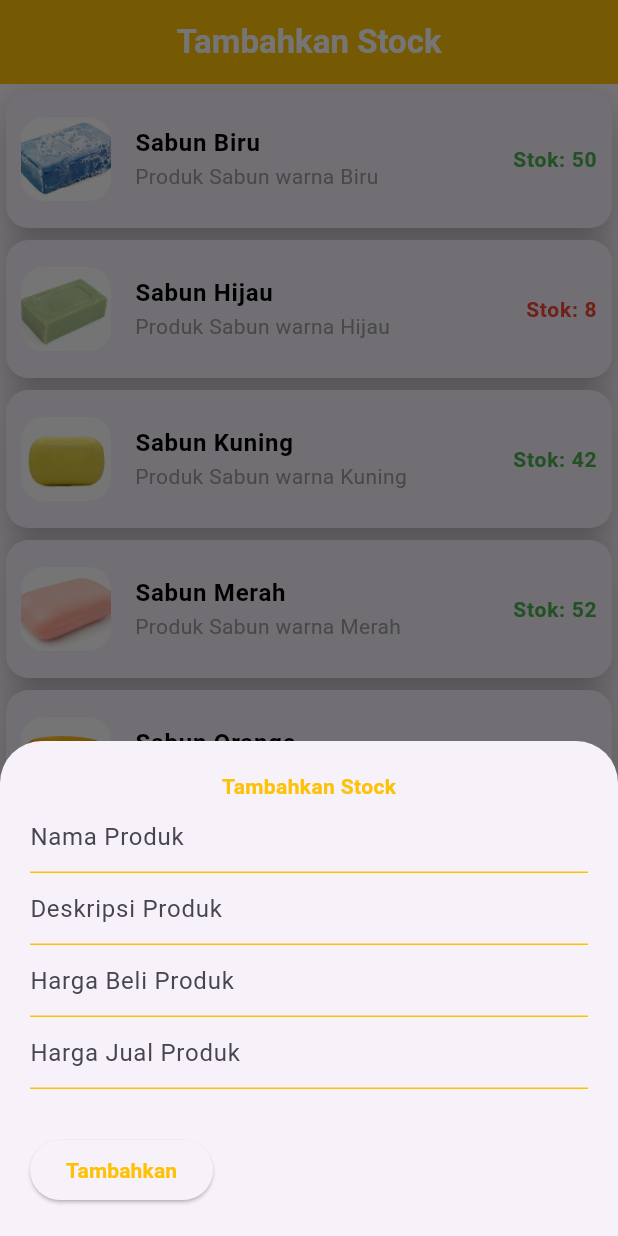
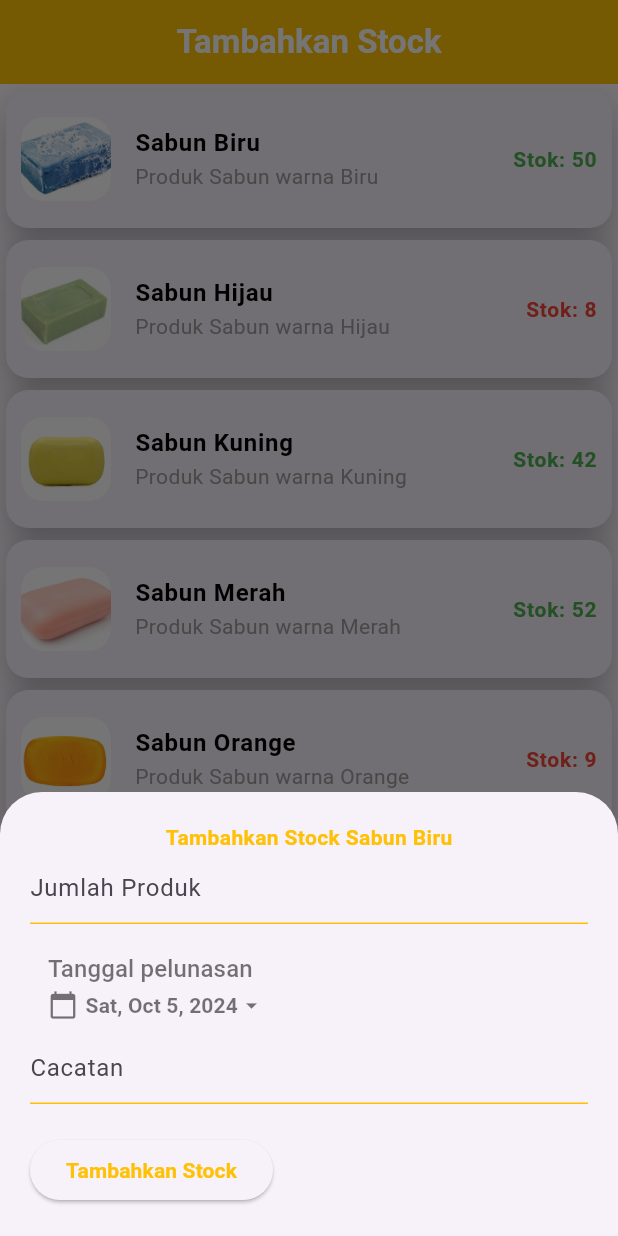
Before and after one commit to Pangestufp/utsmobileprogkelompok_1, a Flutter app: the TambahkanStock screen opened directly, after a tap on "Sabun Biru", on a phone screen of 412 x 824 dp. Run offline on Flutter 3.47's test engine with Material 3 defaults, Android fonts, the phone set to English and light mode, and no system bars; drawn by our look-alikes of flutter_animate; our stand-ins replace curved_navigation_bar, image_picker, lottie; missing offline and left inert: bounce_tapper.

Commit message:
inventory stock

```diff
--- a/lib/pages/inventaris/tambahkanStock.dart
+++ b/lib/pages/inventaris/tambahkanStock.dart
@@ -1,6 +1,7 @@
 import 'package:bounce_tapper/bounce_tapper.dart';
 import 'package:flutter/material.dart';
 import 'package:flutter_animate/flutter_animate.dart';
+import 'package:intl/intl.dart';
 
 class TambahkanStock extends StatefulWidget {
   const TambahkanStock({super.key});
@@ -10,8 +11,8 @@ class TambahkanStock extends StatefulWidget {
 }
 
 class _TambahkanStockState extends State<TambahkanStock> {
-
-
+  bool? _statusPembayaran=false;
+  DateTime? _selectedDate;
   Future<DateTime> _selectDate(DateTime selectedDate) async {
     DateTime _initialDate = selectedDate;
     final DateTime? _pickedDate = await showDatePicker(
@@ -34,7 +35,15 @@ class _TambahkanStockState extends State<TambahkanStock> {
     return selectedDate;
   }
 
-  void _createOrUpdateItem() {
+  @override
+  void initState() {
+    // TODO: implement initState
+    _selectedDate = DateTime.now();
+    super.initState();
+  }
+
+
+  void _editStock(String name) {
     showModalBottomSheet(
       isScrollControlled: true,
       context: context,
@@ -53,55 +62,11 @@ class _TambahkanStockState extends State<TambahkanStock> {
                 mainAxisSize: MainAxisSize.min,
                 crossAxisAlignment: CrossAxisAlignment.start,
                 children: [
-                  Center(child: Text("Tambahkan Stock",style: TextStyle(color: Colors.amber,fontWeight: FontWeight.bold),)),
-                  TextFormField(
-                      decoration: InputDecoration(
-                        hintText: "Nama Produk",
-                        enabledBorder: UnderlineInputBorder(
-                            borderSide:
-                            BorderSide(color: Colors.amber, width: 1)),
-                        focusedBorder: UnderlineInputBorder(
-                            borderSide:
-                            BorderSide(color: Colors.amber, width: 1)),
-                        errorBorder: UnderlineInputBorder(
-                            borderSide:
-                            BorderSide(color: Colors.amber, width: 1)),
-                        focusedErrorBorder: UnderlineInputBorder(
-                            borderSide:
-                            BorderSide(color: Colors.amber, width: 1)),
-                      ),
-                      validator: (value) {
-                        if (value!.isEmpty || value == null) {
-                          return "Nama produk tidak boleh kosong";
-                        }
-                        return null;
-                      }),
-                  TextFormField(
-                      decoration: InputDecoration(
-                        hintText: "Deskripsi Produk",
-                        enabledBorder: UnderlineInputBorder(
-                            borderSide:
-                            BorderSide(color: Colors.amber, width: 1)),
-                        focusedBorder: UnderlineInputBorder(
-                            borderSide:
-                            BorderSide(color: Colors.amber, width: 1)),
-                        errorBorder: UnderlineInputBorder(
-                            borderSide:
-                            BorderSide(color: Colors.amber, width: 1)),
-                        focusedErrorBorder: UnderlineInputBorder(
-                            borderSide:
-                            BorderSide(color: Colors.amber, width: 1)),
-                      ),
-                      validator: (value) {
-                        if (value!.isEmpty || value == null) {
-                          return "Deskripsi produk tidak boleh kosong";
-                        }
-                        return null;
-                      }),
+                  Center(child: Text("Edit Stock "+name,style: TextStyle(color: Colors.red,fontWeight: FontWeight.bold),)),
                   TextFormField(
                     keyboardType: TextInputType.number,
                     decoration: InputDecoration(
-                      hintText: "Harga Beli Produk",
+                      hintText: "Jumlah Produk",
                       enabledBorder: UnderlineInputBorder(
                           borderSide:
                           BorderSide(color: Colors.amber, width: 1)),
@@ -117,7 +82,7 @@ class _TambahkanStockState extends State<TambahkanStock> {
                     ),
                     validator: (value) {
                       if (value == null || value.isEmpty) {
-                        return "Harga Beli tidak boleh kosong";
+                        return "Jumlah tidak boleh kosong";
                       }
                       if (!RegExp(r'^[1-9][0-9]*$').hasMatch(value)) {
                         return "Hanya angka bulat positif yang diperbolehkan";
@@ -126,9 +91,63 @@ class _TambahkanStockState extends State<TambahkanStock> {
                     },
                   ),
                   TextFormField(
+                    decoration: InputDecoration(
+                      hintText: "Cacatan",
+                      enabledBorder: UnderlineInputBorder(
+                          borderSide:
+                          BorderSide(color: Colors.amber, width: 1)),
+                      focusedBorder: UnderlineInputBorder(
+                          borderSide:
+                          BorderSide(color: Colors.amber, width: 1)),
+                      errorBorder: UnderlineInputBorder(
+                          borderSide:
+                          BorderSide(color: Colors.amber, width: 1)),
+                      focusedErrorBorder: UnderlineInputBorder(
+                          borderSide:
+                          BorderSide(color: Colors.amber, width: 1)),
+                    ),
+                  ),
+                  SizedBox(height: 20),
+                  ElevatedButton(
+                    onPressed: () {
+                      Navigator.of(context).pop();
+                    },
+                    child: Text("Edit Stock",style: TextStyle(color: Colors.red,fontWeight: FontWeight.bold),),
+                  ),
+                  SizedBox(height: 20),
+                ],
+              ),
+            ),
+          ),
+        );
+      },
+    );
+  }
+
+  void _addStock(String name) {
+    showModalBottomSheet(
+      isScrollControlled: true,
+      context: context,
+      builder: (BuildContext context) {
+        return Padding(
+          padding: EdgeInsets.only(
+            bottom: MediaQuery.of(context).viewInsets.bottom,
+            top: 20,
+            left: 20,
+            right: 20,
+          ),
+          child: SingleChildScrollView(
+            child: Form(
+              autovalidateMode: AutovalidateMode.onUnfocus,
+              child: Column(
+                mainAxisSize: MainAxisSize.min,
+                crossAxisAlignment: CrossAxisAlignment.start,
+                children: [
+                  Center(child: Text("Tambahkan Stock "+name,style: TextStyle(color: Colors.amber,fontWeight: FontWeight.bold),)),
+                  TextFormField(
                     keyboardType: TextInputType.number,
                     decoration: InputDecoration(
-                      hintText: "Harga Jual Produk",
+                      hintText: "Jumlah Produk",
                       enabledBorder: UnderlineInputBorder(
                           borderSide:
                           BorderSide(color: Colors.amber, width: 1)),
@@ -144,7 +163,7 @@ class _TambahkanStockState extends State<TambahkanStock> {
                     ),
                     validator: (value) {
                       if (value == null || value.isEmpty) {
-                        return "Harga jual tidak boleh kosong";
+                        return "Jumlah tidak boleh kosong";
                       }
                       if (!RegExp(r'^[1-9][0-9]*$').hasMatch(value)) {
                         return "Hanya angka bulat positif yang diperbolehkan";
@@ -152,13 +171,65 @@ class _TambahkanStockState extends State<TambahkanStock> {
                       return null;
                     },
                   ),
-                  SizedBox(height: 10),
+                  SizedBox(height: 10,),
+                  TextButton(
+                    child: Column(
+                      crossAxisAlignment: CrossAxisAlignment.start,
+                      children: [
+                        Text("Tanggal pelunasan",style: TextStyle(color: Colors.black54,fontSize: 16),),
+                        SizedBox(height: 3,),
+                        Row(
+                          children: [
+                            Icon(
+                              Icons.calendar_today,
+                              size: 20.0,
+                              color: Colors.black54,
+                            ),
+                            SizedBox(width: 5,),
+                            Text(
+                              DateFormat.yMMMEd().format(_selectedDate!),
+                              style: TextStyle(
+                                  color: Colors.black54, fontWeight: FontWeight.bold),
+                            ),
+                            Icon(
+                              Icons.arrow_drop_down,
+                              color: Colors.black54,
+                            ),
+                          ],
+                        )
+                      ],
+                    ),
+                    onPressed: () async {
+                      FocusScope.of(context).requestFocus(FocusNode());
+                      DateTime _pickerDate = await _selectDate(_selectedDate!);
+                      setState(() {
+                        _selectedDate = _pickerDate;
+                      });
+                    },
+                  ),
+                  TextFormField(
+                      decoration: InputDecoration(
+                        hintText: "Cacatan",
+                        enabledBorder: UnderlineInputBorder(
+                            borderSide:
+                            BorderSide(color: Colors.amber, width: 1)),
+                        focusedBorder: UnderlineInputBorder(
+                            borderSide:
+                            BorderSide(color: Colors.amber, width: 1)),
+                        errorBorder: UnderlineInputBorder(
+                            borderSide:
+                            BorderSide(color: Colors.amber, width: 1)),
+                        focusedErrorBorder: UnderlineInputBorder(
+                            borderSide:
+                            BorderSide(color: Colors.amber, width: 1)),
+                      ),
+                  ),
                   SizedBox(height: 20),
                   ElevatedButton(
                     onPressed: () {
                       Navigator.of(context).pop();
                     },
-                    child: Text("Tambahkan",style: TextStyle(color: Colors.amber,fontWeight: FontWeight.bold),),
+                    child: Text("Tambahkan Stock",style: TextStyle(color: Colors.amber,fontWeight: FontWeight.bold),),
                   ),
                   SizedBox(height: 20),
                 ],
@@ -184,7 +255,15 @@ class _TambahkanStockState extends State<TambahkanStock> {
       ),
       body: ListView(
         children: [
+
           BounceTapper(
+            child: GestureDetector(
+              onTap: () {
+                _addStock("Sabun Biru");
+              },
+              onLongPress: () {
+                _editStock("Sabun Biru");
+              },
               child: Card(
                 elevation: 10,
                 shape: RoundedRectangleBorder(
@@ -224,14 +303,19 @@ class _TambahkanStockState extends State<TambahkanStock> {
                       fontWeight: FontWeight.bold,
                     ),
                   ),
-                onTap: () {
-                  _createOrUpdateItem();
-                },
                 ),
               ).animate().scale(),
             ),
+          ),
 
           BounceTapper(
+            child: GestureDetector(
+              onTap: () {
+                _addStock("Sabun Hijau");
+              },
+              onLongPress: () {
+                _editStock("Sabun Hijau");
+              },
               child: Card(
                 elevation: 10,
                 shape: RoundedRectangleBorder(
@@ -271,14 +355,19 @@ class _TambahkanStockState extends State<TambahkanStock> {
                       fontWeight: FontWeight.bold,
                     ),
                   ),
-                onTap: () {
-                  _createOrUpdateItem();
-                },
                 ),
               ).animate().scale(),
             ),
+          ),
 
           BounceTapper(
+            child: GestureDetector(
+              onTap: () {
+                _addStock("Sabun Kuning");
+              },
+              onLongPress: () {
+                _editStock("Sabun Kuning");
+              },
               child: Card(
                 elevation: 10,
                 shape: RoundedRectangleBorder(
@@ -318,14 +407,19 @@ class _TambahkanStockState extends State<TambahkanStock> {
                       fontWeight: FontWeight.bold,
                     ),
                   ),
-                onTap: () {
-                  _createOrUpdateItem();
-                },
                 ),
               ).animate().scale(),
             ),
+          ),
 
           BounceTapper(
+            child: GestureDetector(
+              onTap: () {
+                _addStock("Sabun Merah");
+              },
+              onLongPress: () {
+                _editStock("Sabun Merah");
+              },
               child: Card(
                 elevation: 10,
                 shape: RoundedRectangleBorder(
@@ -365,14 +459,19 @@ class _TambahkanStockState extends State<TambahkanStock> {
                       fontWeight: FontWeight.bold,
                     ),
                   ),
-                onTap: () {
-                  _createOrUpdateItem();
-                },
                 ),
               ).animate().scale(),
             ),
+          ),
 
           BounceTapper(
+            child: GestureDetector(
+              onTap: () {
+                _addStock("Sabun Orange");
+              },
+              onLongPress: () {
+                _editStock("Sabun Orange");
+              },
               child: Card(
                 elevation: 10,
                 shape: RoundedRectangleBorder(
@@ -412,14 +511,19 @@ class _TambahkanStockState extends State<TambahkanStock> {
                       fontWeight: FontWeight.bold,
                     ),
                   ),
-                onTap: () {
-                  _createOrUpdateItem();
-                },
                 ),
               ).animate().scale(),
             ),
+          ),
 
           BounceTapper(
+            child: GestureDetector(
+              onTap: () {
+                _addStock("Sabun Putih");
+              },
+              onLongPress: () {
+                _editStock("Sabun Putih");
+              },
               child: Card(
                 elevation: 10,
                 shape: RoundedRectangleBorder(
@@ -459,11 +563,9 @@ class _TambahkanStockState extends State<TambahkanStock> {
                       fontWeight: FontWeight.bold,
                     ),
                   ),
-                onTap: () {
-                  _createOrUpdateItem();
-                },
                 ),
               ).animate().scale(),
+            ),
           ),
 
         ],
--- a/pubspec.yaml
+++ b/pubspec.yaml
@@ -16,6 +16,7 @@ dependencies:
   animated_splash_screen:
   path_provider:
   image_picker:
+  intl:
 
 dev_dependencies:
   flutter_test:
```
Also changed, not shown: lib/pages/inventaris/inventarisPage.dart (+4 -4 lines), lib/pages/inventaris/tambahkanProduk.dart (+34 -20 lines), pubspec.lock. Lines whose indentation alone changed are shown as unchanged.
